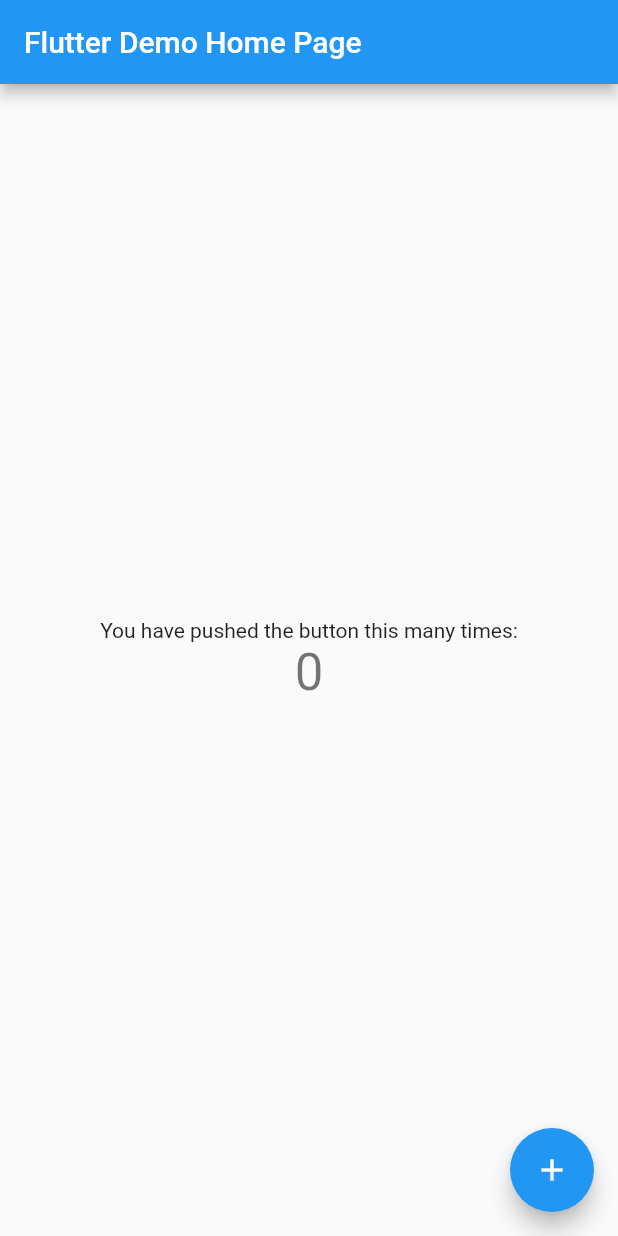
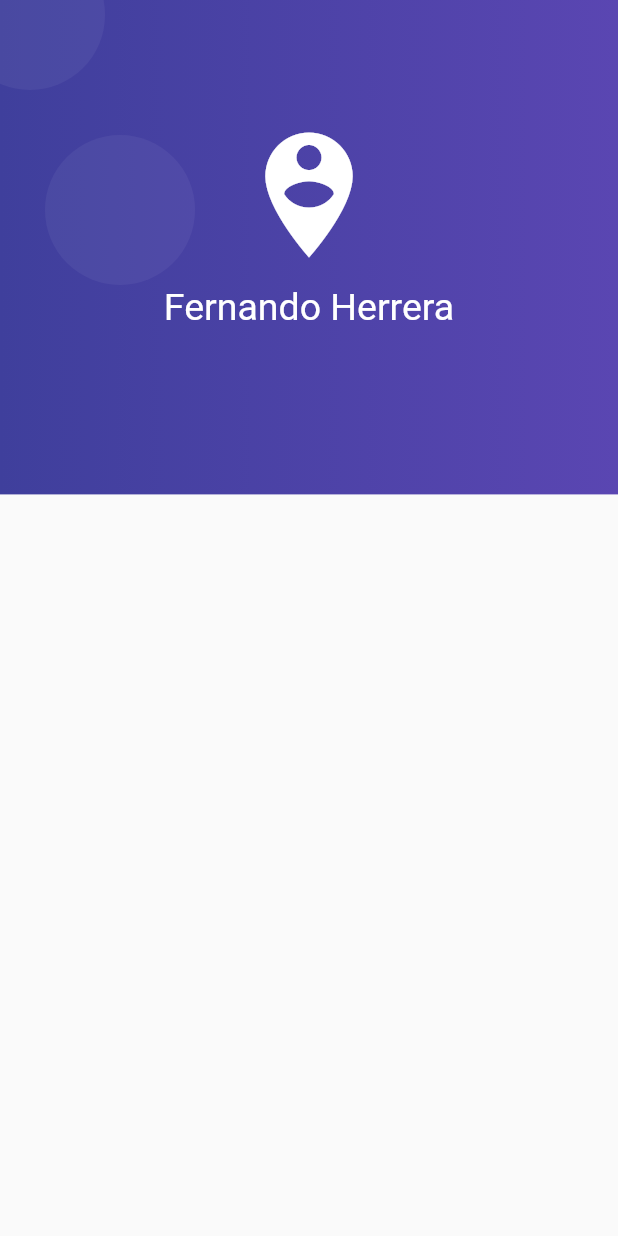
Before and after one commit to bryanmps07/formvalidation, a Flutter app: the screen it shows after launch, on a phone screen of 412 x 824 dp. Run offline on Flutter 3.47's test engine with Material 2 defaults, Android fonts, the phone set to English and light mode, and no system bars.

Commit message:
Primera parte del login

```diff
--- a/lib/main.dart
+++ b/lib/main.dart
@@ -1,111 +1,21 @@
 import 'package:flutter/material.dart';
+
+import 'package:formvalidation/src/pages/login_page.dart';
+import 'package:formvalidation/src/pages/home_page.dart';
 
 void main() => runApp(MyApp());
 
 class MyApp extends StatelessWidget {
-  // This widget is the root of your application.
   @override
   Widget build(BuildContext context) {
     return MaterialApp(
-      title: 'Flutter Demo',
-      theme: ThemeData(
-        // This is the theme of your application.
-        //
-        // Try running your application with "flutter run". You'll see the
-        // application has a blue toolbar. Then, without quitting the app, try
-        // changing the primarySwatch below to Colors.green and then invoke
-        // "hot reload" (press "r" in the console where you ran "flutter run",
-        // or simply save your changes to "hot reload" in a Flutter IDE).
-        // Notice that the counter didn't reset back to zero; the application
-        // is not restarted.
-        primarySwatch: Colors.blue,
-      ),
-      home: MyHomePage(title: 'Flutter Demo Home Page'),
+      debugShowCheckedModeBanner: false,
+      title: 'Validacion',
+      initialRoute: 'login',
+      routes: {
+        'login' : ( BuildContext context ) => LoginPage(),
+        'home'  : ( BuildContext context ) => HomePage(),
+      },
     );
   }
 }
-
-class MyHomePage extends StatefulWidget {
-  MyHomePage({Key key, this.title}) : super(key: key);
-
-  // This widget is the home page of your application. It is stateful, meaning
-  // that it has a State object (defined below) that contains fields that affect
-  // how it looks.
-
-  // This class is the configuration for the state. It holds the values (in this
-  // case the title) provided by the parent (in this case the App widget) and
-  // used by the build method of the State. Fields in a Widget subclass are
-  // always marked "final".
-
-  final String title;
-
-  @override
-  _MyHomePageState createState() => _MyHomePageState();
-}
-
-class _MyHomePageState extends State<MyHomePage> {
-  int _counter = 0;
-
-  void _incrementCounter() {
-    setState(() {
-      // This call to setState tells the Flutter framework that something has
-      // changed in this State, which causes it to rerun the build method below
-      // so that the display can reflect the updated values. If we changed
-      // _counter without calling setState(), then the build method would not be
-      // called again, and so nothing would appear to happen.
-      _counter++;
-    });
-  }
-
-  @override
-  Widget build(BuildContext context) {
-    // This method is rerun every time setState is called, for instance as done
-    // by the _incrementCounter method above.
-    //
-    // The Flutter framework has been optimized to make rerunning build methods
-    // fast, so that you can just rebuild anything that needs updating rather
-    // than having to individually change instances of widgets.
-    return Scaffold(
-      appBar: AppBar(
-        // Here we take the value from the MyHomePage object that was created by
-        // the App.build method, and use it to set our appbar title.
-        title: Text(widget.title),
-      ),
-      body: Center(
-        // Center is a layout widget. It takes a single child and positions it
-        // in the middle of the parent.
-        child: Column(
-          // Column is also a layout widget. It takes a list of children and
-          // arranges them vertically. By default, it sizes itself to fit its
-          // children horizontally, and tries to be as tall as its parent.
-          //
-          // Invoke "debug painting" (press "p" in the console, choose the
-          // "Toggle Debug Paint" action from the Flutter Inspector in Android
-          // Studio, or the "Toggle Debug Paint" command in Visual Studio Code)
-          // to see the wireframe for each widget.
-          //
-          // Column has various properties to control how it sizes itself and
-          // how it positions its children. Here we use mainAxisAlignment to
-          // center the children vertically; the main axis here is the vertical
-          // axis because Columns are vertical (the cross axis would be
-          // horizontal).
-          mainAxisAlignment: MainAxisAlignment.center,
-          children: <Widget>[
-            Text(
-              'You have pushed the button this many times:',
-            ),
-            Text(
-              '$_counter',
-              style: Theme.of(context).textTheme.display1,
-            ),
-          ],
-        ),
-      ),
-      floatingActionButton: FloatingActionButton(
-        onPressed: _incrementCounter,
-        tooltip: 'Increment',
-        child: Icon(Icons.add),
-      ), // This trailing comma makes auto-formatting nicer for build methods.
-    );
-  }
-}
--- /dev/null
+++ b/lib/src/pages/home_page.dart
@@ -0,0 +1,12 @@
+import 'package:flutter/material.dart';
+
+class HomePage extends StatelessWidget {
+  @override
+  Widget build(BuildContext context) {
+    return Scaffold(
+      appBar: AppBar(
+        title: Text('Home Page'),
+      ),
+    );
+  }
+}
--- /dev/null
+++ b/lib/src/pages/login_page.dart
@@ -0,0 +1,65 @@
+import 'package:flutter/material.dart';
+
+class LoginPage extends StatelessWidget {
+  @override
+  Widget build(BuildContext context) {
+    return Scaffold(
+      body: Stack(
+        children: <Widget>[
+          _crearFondo( context ),
+        ],
+      ),
+    );
+  }
+
+  Widget _crearFondo( BuildContext context ) {
+
+    final size = MediaQuery.of(context).size;
+
+    final fondoMorado = Container(
+      height: size.height * 0.4,
+      width: double.infinity,
+      decoration: BoxDecoration(
+        gradient: LinearGradient(
+          colors: <Color> [
+            Color.fromRGBO(63, 63, 156, 1.0),
+            Color.fromRGBO(90, 70, 178, 1.0)
+          ]
+        )
+      ),
+    );
+
+    final circulo = Container(
+      width: 100.0,
+      height: 100.0,
+      decoration: BoxDecoration(
+        borderRadius: BorderRadius.circular(100.0),
+        color: Color.fromRGBO(255, 255, 255, 0.05)
+      ),
+    );
+
+    return Stack(
+      children: <Widget>[
+        fondoMorado,
+        Positioned( top: 90.0,  left: 30.0,  child: circulo ),
+        Positioned( top: -40.0,  left: -30.0,  child: circulo ),
+        Positioned( bottom: -50.0,  right: -10.0,  child: circulo ),
+        Positioned( bottom: 120.0,  right: 20.0,  child: circulo ),
+        Positioned( bottom: -50.0,  left: -20.0,  child: circulo ),
+
+        Container(
+          padding: EdgeInsets.only(top: 80.0),
+          child: Column(
+            children: <Widget>[
+              Icon( Icons.person_pin_circle, color: Colors.white, size: 100.0),
+              SizedBox( height: 10.0, width: double.infinity ),
+              Text('Fernando Herrera', style: TextStyle( color: Colors.white, fontSize: 25.0) ),
+            ],
+          ),
+        )
+
+      ],
+    );
+
+  }
+}
```
